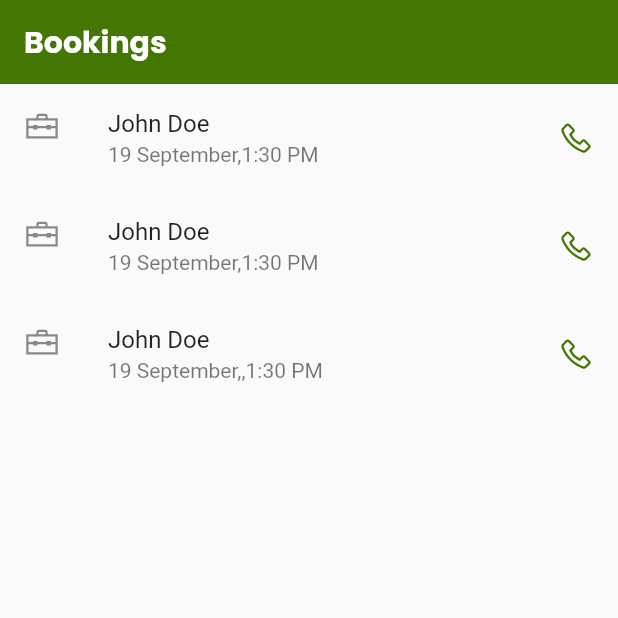
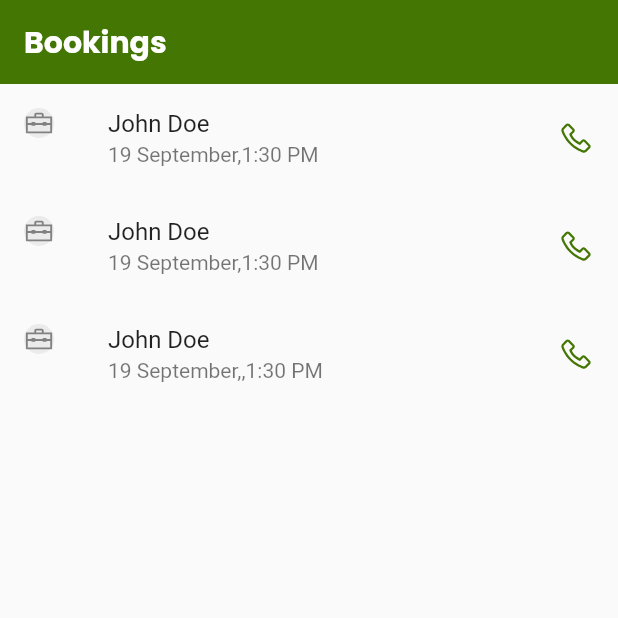
Before and after one commit to Awesomewsdm/service_masters, a Flutter app: the BookingsScreen screen opened directly, on a phone screen of 412 x 824 dp, the top half of it. Run offline on Flutter 3.47's test engine with Material 2 defaults, Android fonts, the phone set to English and light mode, and no system bars; our stand-ins replace bloc, chat_bubbles, cloud_firestore, equatable, firebase_auth, flutter_bloc and 6 more; accounts and stored records are empty.

Commit message:
added bookings screen

```diff
--- a/lib/src/app/components/icons/icon_button.dart
+++ b/lib/src/app/components/icons/icon_button.dart
@@ -1,22 +1,23 @@
 import 'package:flutter/material.dart';
 import 'package:home_service_app/src/app/colors.dart';
-import 'package:line_icons/line_icons.dart';
+import 'package:home_service_app/src/app/sizes.dart';
 
 class IconWithBg extends StatelessWidget {
   const IconWithBg({
     super.key,
+    required this.icon,
   });
-
+  final IconData icon;
   @override
   Widget build(BuildContext context) {
     return Container(
-      height: 50,
-      width: 50,
+      height: iconBgHeight,
+      width: iconBgWidth,
       decoration: BoxDecoration(
-          color: tAshColor, borderRadius: BorderRadius.circular(100)),
-      child: const Icon(
-        LineIcons.bell,
-        size: 30,
+          color: tAshColor, borderRadius: BorderRadius.circular(iconBgRadius)),
+      child: Icon(
+        icon,
+        size: iconSize,
       ),
     );
   }
--- a/lib/src/app/sizes.dart
+++ b/lib/src/app/sizes.dart
@@ -9,3 +9,9 @@ const tFormHeight = 30.0;
 // Font Sizes
 const double categoriesHeaderFontSize = 20.0;
 const double categoryIconLabelTextSize = 15.0;
+
+// Icon Sizes
+const double iconSize = 30.0;
+const double iconBgHeight = 20.0;
+const double iconBgWidth = 20.0;
+const double iconBgRadius = 100.0;
--- a/lib/src/screens/bookings_screen.dart
+++ b/lib/src/screens/bookings_screen.dart
@@ -1,5 +1,6 @@
 import 'package:flutter/material.dart';
 import 'package:home_service_app/src/app/colors.dart';
+import 'package:home_service_app/src/app/components/icons/icon_button.dart';
 import 'package:home_service_app/src/app/components/text/primary_text_widget.dart';
 import 'package:home_service_app/src/screens/chat_screen.dart';
 import 'package:line_icons/line_icons.dart';
@@ -25,7 +26,9 @@ class BookingsScreen extends StatelessWidget {
           itemBuilder: (context, index) {
             final user = mockUsers[index];
             return ListTile(
-                leading: const Icon(LineIcons.toolbox),
+                leading: const IconWithBg(icon: LineIcons.toolbox),
+
+                // const Icon(LineIcons.toolbox),
                 // const CircleAvatar(
                 //   backgroundImage: AssetImage(tPic),
                 //   //  NetworkImage(user.profileImage)
--- a/lib/src/screens/home_screen.dart
+++ b/lib/src/screens/home_screen.dart
@@ -35,7 +35,9 @@ class HomeScreen extends StatelessWidget {
                   ],
                 ),
                 Spacer(),
-                IconWithBg()
+                IconWithBg(
+                  icon: LineIcons.ad,
+                )
               ],
             ),
           ),
```
